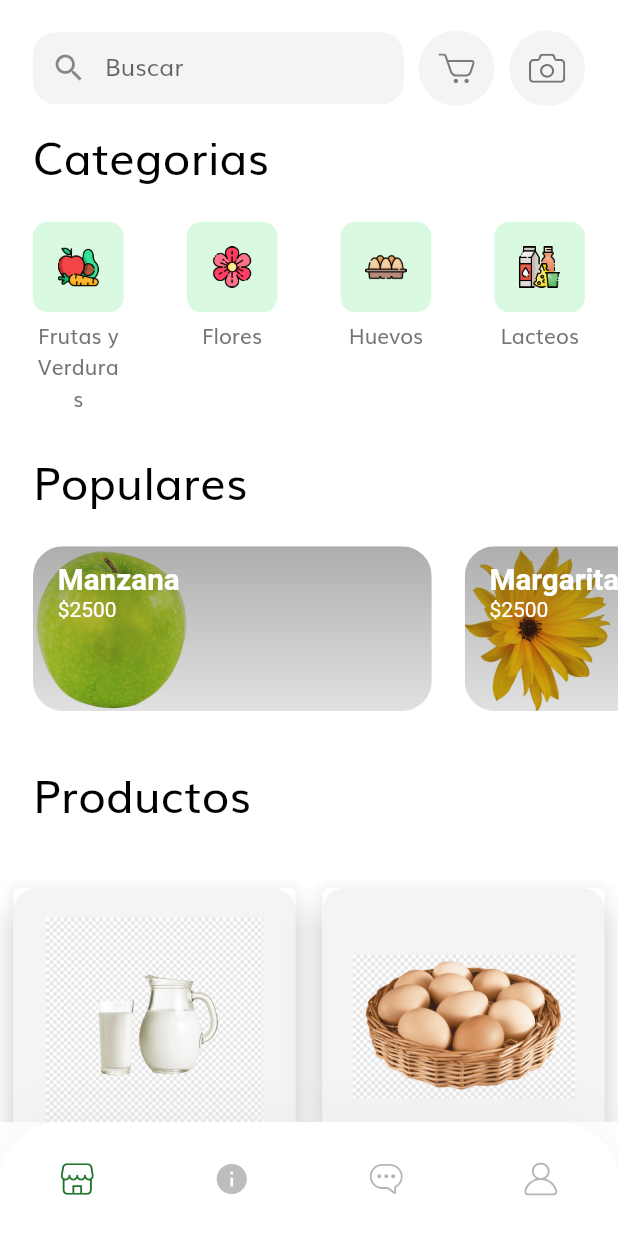
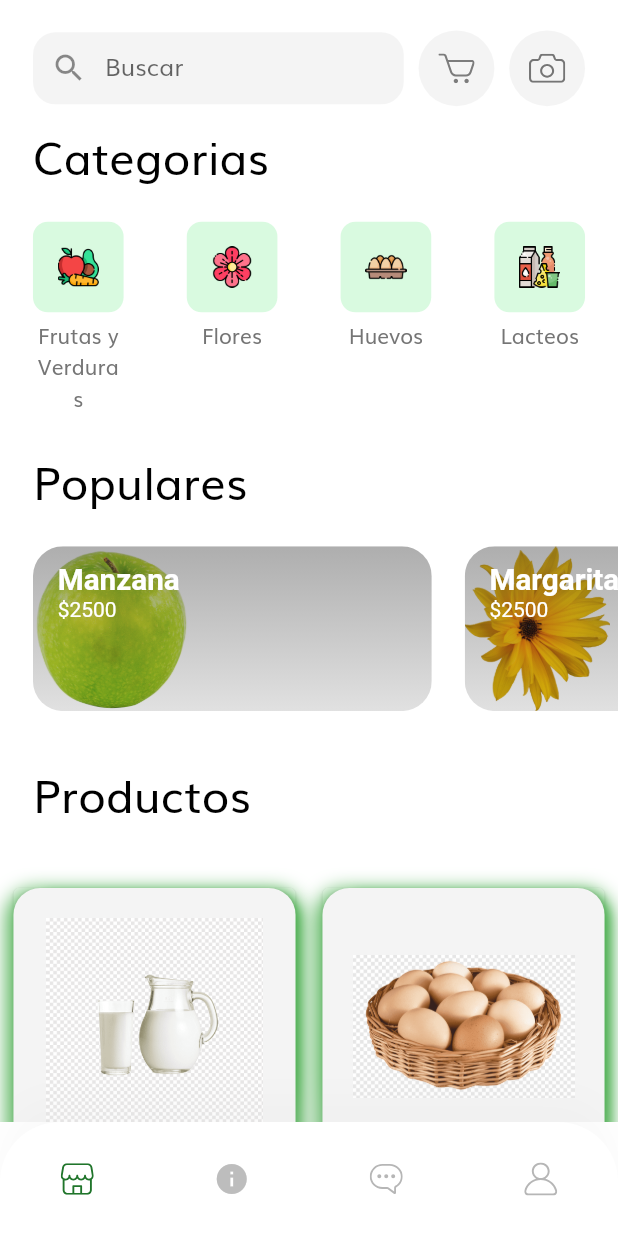
Before and after one commit to JuanDaniel1/ProyectoFinalSena, a Flutter app: the HomeScreen screen opened by its route, on a phone screen of 412 x 824 dp. Run offline on Flutter 3.47's test engine with Material 2 defaults, Android fonts, the phone set to English and light mode, and no system bars; our stand-ins replace bubble, flutter_svg; missing offline and left inert: dialogflow_flutter.

Commit message:
neon lights

```diff
--- a/lib/components/product_card.dart
+++ b/lib/components/product_card.dart
@@ -22,7 +22,26 @@ class ProductCard extends StatelessWidget {
     return Padding(
       padding: EdgeInsets.all(5 ),
       child: Card(
-        elevation: 10,
+        child: Container(
+          decoration: BoxDecoration(
+              borderRadius: BorderRadius.all(
+                Radius.circular(18.0),
+              ),
+              color: Colors.white,
+              boxShadow: [
+                BoxShadow(
+                  color: Colors.green,
+                  spreadRadius: 4,
+                  blurRadius: 10,
+                  offset: Offset(0,6)
+                ),
+                BoxShadow(
+                  color: Colors.green,
+                  spreadRadius: -4,
+                  blurRadius: 5,
+                  offset: Offset(6,0)
+                )
+              ]),
           child:  SizedBox(
             child: GestureDetector(
                 onTap: () => Navigator.pushNamed(
@@ -54,7 +73,6 @@ class ProductCard extends StatelessWidget {
                         style: TextStyle(fontWeight: FontWeight.bold, fontSize: 25),
                         maxLines: 2,
                       ),
-                  Text(product.shortDescription, style: TextStyle(fontStyle: FontStyle.italic, fontWeight: FontWeight.bold, color: Colors.grey),),
                       Row(
                         mainAxisAlignment: MainAxisAlignment.spaceBetween,
                         children: [
@@ -74,6 +92,8 @@ class ProductCard extends StatelessWidget {
 
             ),
           ),
+        ),
+
       )
 
     );
```
Lines whose indentation alone changed are shown as unchanged.
